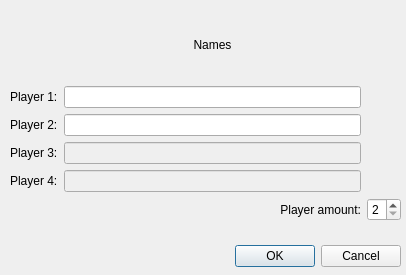
Old version of the form Game/gamemenu.ui in the repository Alraatla/Pirkanmaan-Valloitus.
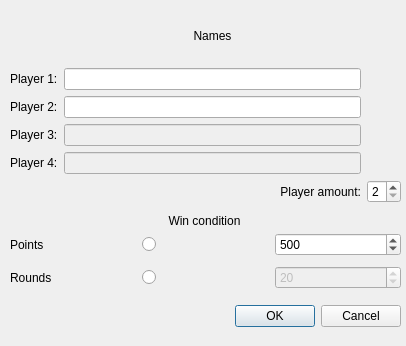
New version of the form.

Patch:
```diff
--- a/Game/gamemenu.ui
+++ b/Game/gamemenu.ui
@@ -2,12 +2,15 @@
 <ui version="4.0">
  <class>Gamemenu</class>
  <widget class="QDialog" name="Gamemenu">
+  <property name="enabled">
+   <bool>true</bool>
+  </property>
   <property name="geometry">
    <rect>
     <x>0</x>
     <y>0</y>
     <width>406</width>
-    <height>275</height>
+    <height>346</height>
    </rect>
   </property>
   <property name="windowTitle">
@@ -17,7 +20,7 @@
    <property name="geometry">
     <rect>
      <x>60</x>
-     <y>240</y>
+     <y>300</y>
      <width>341</width>
      <height>32</height>
     </rect>
@@ -35,7 +38,7 @@
      <x>10</x>
      <y>10</y>
      <width>391</width>
-     <height>211</height>
+     <height>193</height>
     </rect>
    </property>
    <layout class="QGridLayout" name="gridLayout">
@@ -77,6 +80,12 @@
       </property>
      </widget>
     </item>
+    <item row="2" column="1">
+     <widget class="QLineEdit" name="player2NameEdit"/>
+    </item>
+    <item row="1" column="1">
+     <widget class="QLineEdit" name="player1NameEdit"/>
+    </item>
     <item row="3" column="0">
      <widget class="QLabel" name="player3Label">
       <property name="text">
@@ -84,12 +93,6 @@
       </property>
      </widget>
     </item>
-    <item row="1" column="1">
-     <widget class="QLineEdit" name="player1NameEdit"/>
-    </item>
-    <item row="2" column="1">
-     <widget class="QLineEdit" name="player2NameEdit"/>
-    </item>
     <item row="4" column="0">
      <widget class="QLabel" name="player4Label">
       <property name="text">
@@ -119,6 +122,100 @@
     </item>
    </layout>
   </widget>
+  <widget class="QWidget" name="gridLayoutWidget_2">
+   <property name="geometry">
+    <rect>
+     <x>10</x>
+     <y>229</y>
+     <width>391</width>
+     <height>66</height>
+    </rect>
+   </property>
+   <layout class="QGridLayout" name="winConditionGrid">
+    <item row="2" column="0">
+     <widget class="QLabel" name="roundsLabel">
+      <property name="text">
+       <string>Rounds</string>
+      </property>
+     </widget>
+    </item>
+    <item row="2" column="1">
+     <widget class="QRadioButton" name="roundsRadioButton">
+      <property name="enabled">
+       <bool>true</bool>
+      </property>
+      <property name="text">
+       <string/>
+      </property>
+     </widget>
+    </item>
+    <item row="1" column="0">
+     <widget class="QLabel" name="pointsLabel">
+      <property name="text">
+       <string>Points</string>
+      </property>
+     </widget>
+    </item>
+    <item row="1" column="1">
+     <widget class="QRadioButton" name="pointsRadioButton">
+      <property name="text">
+       <string/>
+      </property>
+     </widget>
+    </item>
+    <item row="1" column="2">
+     <widget class="QSpinBox" name="pointsSpinBox">
+      <property name="minimum">
+       <number>100</number>
+      </property>
+      <property name="maximum">
+       <number>10000</number>
+      </property>
+      <property name="singleStep">
+       <number>100</number>
+      </property>
+      <property name="value">
+       <number>500</number>
+      </property>
+     </widget>
+    </item>
+    <item row="2" column="2">
+     <widget class="QSpinBox" name="roundsSpinBox">
+      <property name="enabled">
+       <bool>false</bool>
+      </property>
+      <property name="minimum">
+       <number>10</number>
+      </property>
+      <property name="maximum">
+       <number>100</number>
+      </property>
+      <property name="value">
+       <number>20</number>
+      </property>
+     </widget>
+    </item>
+   </layout>
+  </widget>
+  <widget class="QLabel" name="winConditionLabel">
+   <property name="geometry">
+    <rect>
+     <x>10</x>
+     <y>210</y>
+     <width>389</width>
+     <height>22</height>
+    </rect>
+   </property>
+   <property name="text">
+    <string>Win condition</string>
+   </property>
+   <property name="textFormat">
+    <enum>Qt::AutoText</enum>
+   </property>
+   <property name="alignment">
+    <set>Qt::AlignCenter</set>
+   </property>
+  </widget>
  </widget>
  <resources/>
  <connections>
```
Left out of the diff: 70 changed lines with no effect on the pictures.
